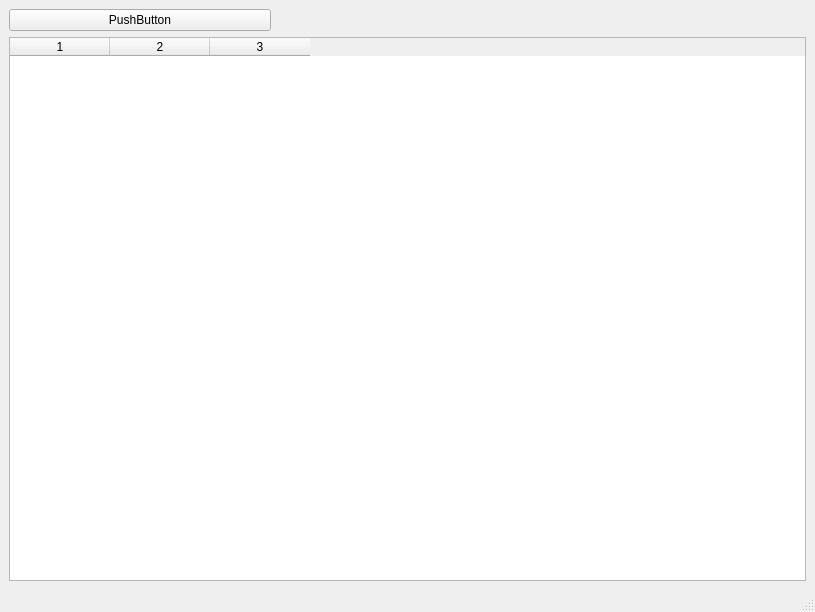
This is ui/mainwindow.ui in AeroNotix/freepoint as Qt 5 draws it before an edit. The edited form follows.
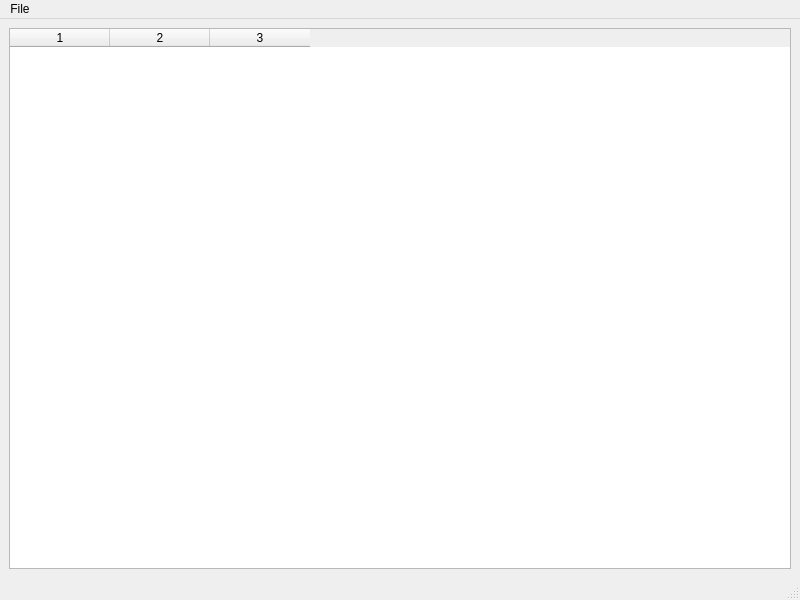
This is the edited form. Icons and pictures are not drawn.

```diff
--- a/ui/mainwindow.ui
+++ b/ui/mainwindow.ui
@@ -6,8 +6,8 @@
    <rect>
     <x>0</x>
     <y>0</y>
-    <width>815</width>
-    <height>612</height>
+    <width>800</width>
+    <height>600</height>
    </rect>
   </property>
   <property name="windowTitle">
@@ -19,7 +19,7 @@
   </property>
   <widget class="QWidget" name="centralwidget">
    <layout class="QGridLayout" name="gridLayout">
-    <item row="1" column="0" colspan="3">
+    <item row="0" column="0">
      <widget class="QTableWidget" name="tableWidget">
       <property name="columnCount">
        <number>3</number>
@@ -29,15 +29,26 @@
       <column/>
      </widget>
     </item>
-    <item row="0" column="0">
-     <widget class="QPushButton" name="pushButton">
-      <property name="text">
-       <string>PushButton</string>
-      </property>
-     </widget>
-    </item>
    </layout>
   </widget>
+  <widget class="QMenuBar" name="menubar">
+   <property name="geometry">
+    <rect>
+     <x>0</x>
+     <y>0</y>
+     <width>800</width>
+     <height>19</height>
+    </rect>
+   </property>
+   <widget class="QMenu" name="menuFile">
+    <property name="title">
+     <string>File</string>
+    </property>
+    <addaction name="separator"/>
+    <addaction name="actionQuit"/>
+   </widget>
+   <addaction name="menuFile"/>
+  </widget>
   <widget class="QStatusBar" name="statusbar"/>
   <action name="actionAdd_New_Report">
    <property name="text">
```
Left out of the diff: 25 changed lines with no effect on the pictures.
